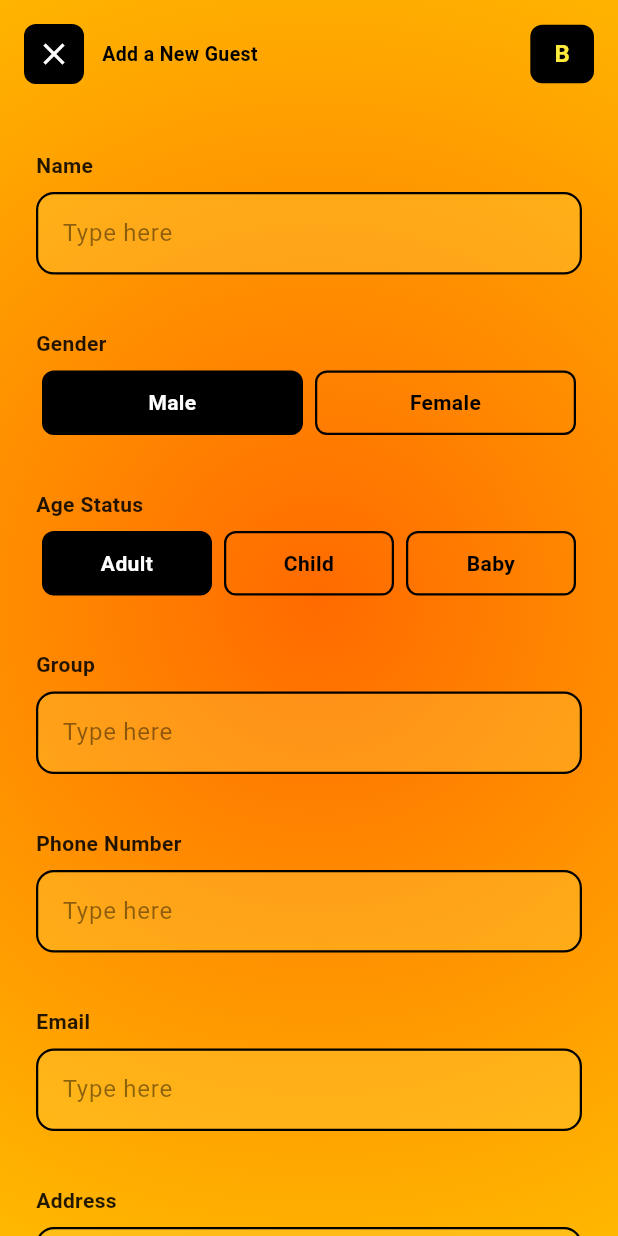
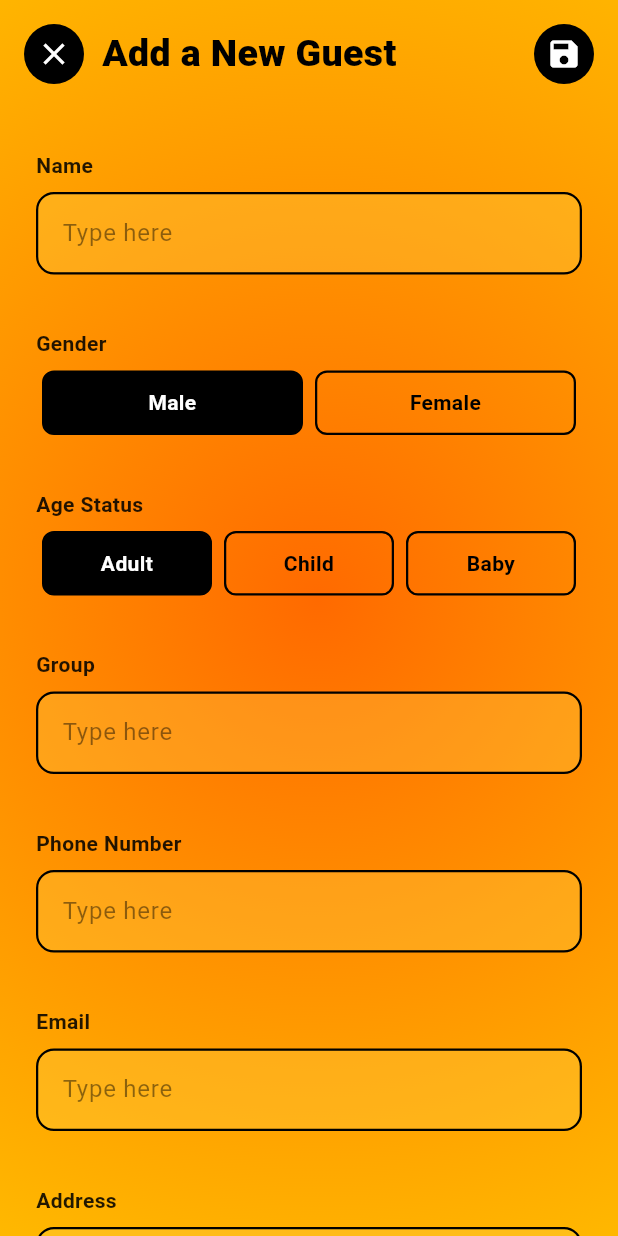
Before and after one commit to dipwaaaa/Orient, a Flutter app: the AddGuestScreen screen opened directly, on a phone screen of 412 x 824 dp. Run offline on Flutter 3.47's test engine with Material 3 defaults, Android fonts, the light colour scheme and no system bars; our stand-ins replace cloud_firestore, file_picker, firebase_auth, firebase_core, firebase_storage, google_sign_in and 1 more; missing offline and left inert: encrypt; accounts and stored records are empty; Roboto replaces fonts that are missing (SF Pro).

Commit message:
fix: Perbaikan UI addGuestScreen

```diff
--- a/lib/screen/home/guest/AddGuestScreen.dart
+++ b/lib/screen/home/guest/AddGuestScreen.dart
@@ -117,52 +117,37 @@ class _AddGuestScreenState extends State<AddGuestScreen> {
                     GestureDetector(
                       onTap: () => Navigator.pop(context),
                       child: Container(
-                        padding: const EdgeInsets.all(8),
-                        decoration: BoxDecoration(
+                        width: 40,
+                        height: 40,
+                        decoration: const BoxDecoration(
                           color: Colors.black,
-                          borderRadius: BorderRadius.circular(8),
+                          shape: BoxShape.circle,
                         ),
-                        child: const Icon(Icons.close, color: Colors.white),
+                        child: const Icon(Icons.close, color: Colors.white, size: 24),
                       ),
                     ),
                     const SizedBox(width: 12),
                     const Expanded(
                       child: Text(
-                        "Add a New Guest",
+                        'Add a New Guest',
                         style: TextStyle(
+                          color: Colors.black,
+                          fontSize: 25,
                           fontFamily: 'SF Pro',
-                          fontSize: 13,
-                          fontWeight: FontWeight.w600,
-                          color: Colors.black,
+                          fontWeight: FontWeight.w900,
                         ),
                       ),
                     ),
                     GestureDetector(
                       onTap: _isSaving ? null : _saveGuest,
                       child: Container(
-                        padding: const EdgeInsets.symmetric(
-                            horizontal: 16, vertical: 8),
-                        decoration: BoxDecoration(
-                          color: _isSaving ? Colors.grey : Colors.black,
-                          borderRadius: BorderRadius.circular(8),
+                        width: 40,
+                        height: 40,
+                        decoration: const BoxDecoration(
+                          color: Colors.black,
+                          shape: BoxShape.circle,
                         ),
-                        child: _isSaving
-                            ? const SizedBox(
-                          width: 16,
-                          height: 16,
-                          child: CircularProgressIndicator(
-                            color: Colors.white,
-                            strokeWidth: 2,
-                          ),
-                        )
-                            : const Text(
-                          "B",
-                          style: TextStyle(
-                            color: Colors.yellow,
-                            fontWeight: FontWeight.bold,
-                            fontSize: 16,
-                          ),
-                        ),
+                        child: const Icon(Icons.save, color: Colors.white, size: 24),
                       ),
                     ),
                   ],
--- a/lib/screen/home/vendor/addVendorScreen.dart
+++ b/lib/screen/home/vendor/addVendorScreen.dart
@@ -1,4 +1,3 @@
-
 import 'package:flutter/material.dart';
 import 'package:cloud_firestore/cloud_firestore.dart';
 import '../../../widget/Animated_Gradient_Background.dart';
```
